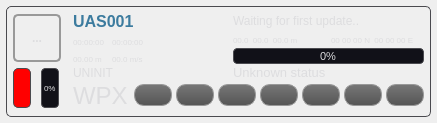
mavlink/qgroundcontrol, file src/ui/UASView.ui: the form before one commit.
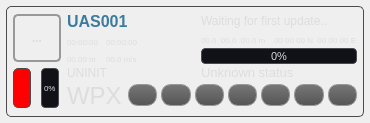
The form after the commit. Icons and pictures are not drawn.

What changed in the file:
```diff
--- a/src/ui/UASView.ui
+++ b/src/ui/UASView.ui
@@ -6,7 +6,7 @@
    <rect>
     <x>0</x>
     <y>0</y>
-    <width>362</width>
+    <width>370</width>
     <height>120</height>
    </rect>
   </property>
@@ -18,7 +18,7 @@
   </property>
   <property name="minimumSize">
    <size>
-    <width>0</width>
+    <width>370</width>
     <height>0</height>
    </size>
   </property>
```
